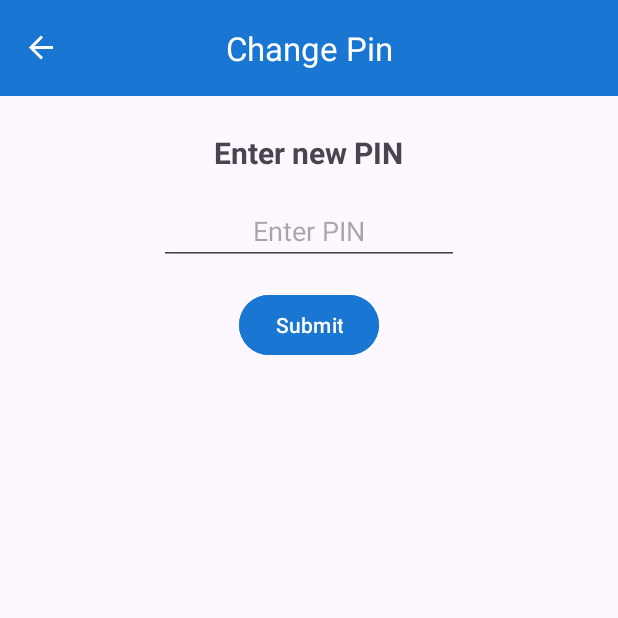
After one commit to akash0228/PocketDocs, an Android app: the ChangePinFragment screen opened through its navigation route, on a phone screen of 412 x 824 dp, the top half of it. The commit adds this screen. Run offline under Robolectric (Android 15) with nearby library versions, the phone set to English and light mode, and no system bars; our stand-ins replace navigation-ui.

Commit message:
feat: Change Pin, DocumentViewModel

```diff
--- /dev/null
+++ b/app/src/main/java/com/akash/pocketdocs/ui/ChangePinFragment.kt
@@ -0,0 +1,87 @@
+package com.akash.pocketdocs.ui
+
+import android.os.Bundle
+import android.view.LayoutInflater
+import android.view.View
+import android.view.ViewGroup
+import android.widget.Toast
+import androidx.fragment.app.Fragment
+import androidx.lifecycle.lifecycleScope
+import androidx.navigation.fragment.findNavController
+import com.akash.pocketdocs.R
+import com.akash.pocketdocs.databinding.FragmentChangePinBinding
+import com.akash.pocketdocs.security.LockManager
+import kotlinx.coroutines.launch
+
+class ChangePinFragment : Fragment() {
+
+    private lateinit var binding: FragmentChangePinBinding
+    enum class ChangePinStep { ASK_CURRENT, ASK_NEW, CONFIRM_NEW }
+    private var step: ChangePinStep = ChangePinStep.ASK_CURRENT
+    private var newPinTemporary: String? = null
+
+    override fun onCreateView(
+        inflater: LayoutInflater, container: ViewGroup?,
+        savedInstanceState: Bundle?
+    ): View {
+        binding = FragmentChangePinBinding.inflate(inflater, container, false)
+        return binding.root
+    }
+
+    override fun onViewCreated(view: View, savedInstanceState: Bundle?) {
+        val pinSetCheckJob = lifecycleScope.launch {
+            if (LockManager.isPinSet()){
+                step = ChangePinStep.ASK_CURRENT
+                binding.titleTextView.setText("Enter current PIN")
+            }
+            else{
+                binding.titleTextView.setText("Enter new PIN")
+                step = ChangePinStep.ASK_NEW
+            }
+        }
+        handleSubmitPinButtonClick()
+    }
+
+    private fun handleSubmitPinButtonClick() {
+        binding.submitPinButton.setOnClickListener {
+
+            val enteredPin = binding.pinEditText.text.toString()
+
+            when(step) {
+                ChangePinStep.ASK_CURRENT -> {
+                    lifecycleScope.launch {
+                        if (enteredPin == LockManager.getPin()){
+                            step = ChangePinStep.ASK_NEW
+                            binding.titleTextView.setText("Enter new PIN")
+                        }
+                        else{
+                            Toast.makeText(requireContext(), "Incorrect current PIN", Toast.LENGTH_SHORT).show()
+                        }
+                    }
+                }
+                ChangePinStep.ASK_NEW -> {
+                    lifecycleScope.launch {
+                        newPinTemporary = enteredPin
+                        step = ChangePinStep.CONFIRM_NEW
+                        binding.titleTextView.setText("Confirm new PIN")
+                    }
+                }
+                ChangePinStep.CONFIRM_NEW -> {
+                    lifecycleScope.launch {
+                        if (newPinTemporary == enteredPin) {
+                            LockManager.savePin(enteredPin)
+                            findNavController().navigate(R.id.action_changePinFragment_to_settingsFragment)
+                        }
+                        else{
+                            Toast.makeText(requireContext(), "PINs do not match. Try again.", Toast.LENGTH_SHORT).show()
+                            step = ChangePinStep.ASK_NEW
+                            binding.titleTextView.text = "Enter new PIN"
+                        }
+                    }
+                }
+            }
+            binding.pinEditText.text.clear()
+        }
+    }
+
+}
--- a/app/src/main/java/com/akash/pocketdocs/ui/DocumentAdapter.kt
+++ b/app/src/main/java/com/akash/pocketdocs/ui/DocumentAdapter.kt
@@ -16,7 +16,9 @@ import java.text.SimpleDateFormat
 import java.util.Date
 import java.util.Locale
 
-class DocumentAdapter(private val documentList: List<Document>, val listener: DocumentAdapterListener): RecyclerView.Adapter<DocumentAdapter.DocumentViewHolder>() {
+class DocumentAdapter(val listener: DocumentAdapterListener): RecyclerView.Adapter<DocumentAdapter.DocumentViewHolder>() {
+
+    private val documentList: MutableList<Document> = mutableListOf()
 
     class DocumentViewHolder(val binding: ItemDocumentBinding) : RecyclerView.ViewHolder(binding.root)
 
@@ -63,7 +65,7 @@ class DocumentAdapter(private val documentList: List<Document>, val listener: Do
             popup.setOnMenuItemClickListener { menuItem ->
                 when (menuItem.itemId) {
                     R.id.action_edit -> {
-                        listener.onEditClicked(position)
+                        listener.onEditClicked(document)
                         true
                     }
                     R.id.action_delete -> {
@@ -71,7 +73,7 @@ class DocumentAdapter(private val documentList: List<Document>, val listener: Do
                         true
                     }
                     R.id.action_share -> {
-                        listener.onShareClicked(position)
+                        listener.onShareClicked(document)
                         true
                     }
                     else -> false
@@ -81,7 +83,7 @@ class DocumentAdapter(private val documentList: List<Document>, val listener: Do
         }
 
         holder.binding.root.setOnClickListener {
-            listener.onItemClicked(position)
+            listener.onItemClicked(document)
         }
     }
 
@@ -108,10 +110,16 @@ class DocumentAdapter(private val documentList: List<Document>, val listener: Do
         return bitmap
     }
 
+    fun submitList(newList : List<Document>){
+        documentList.clear()
+        documentList.addAll(newList)
+        notifyDataSetChanged()
+    }
+
     interface DocumentAdapterListener {
         fun onDeleteClicked(position: Int)
-        fun onEditClicked(position: Int)
-        fun onShareClicked(position: Int)
-        fun onItemClicked(position: Int)
+        fun onEditClicked(document: Document)
+        fun onShareClicked(document: Document)
+        fun onItemClicked(document: Document)
     }
 }
--- /dev/null
+++ b/app/src/main/java/com/akash/pocketdocs/viewmodel/DocumentViewModel.kt
@@ -0,0 +1,68 @@
+package com.akash.pocketdocs.viewmodel
+
+import androidx.lifecycle.LiveData
+import androidx.lifecycle.MediatorLiveData
+import androidx.lifecycle.MutableLiveData
+import androidx.lifecycle.ViewModel
+import com.akash.pocketdocs.data.Document
+
+class DocumentViewModel : ViewModel() {
+
+    private val _allDocuments = MutableLiveData<List<Document>>(
+        listOf(
+        Document(name="Aadhar Card", category="ID Cards", relation="Self", idNumber="XXXX", expiryDate=null, filePath="", addedDate=System.currentTimeMillis(), type = "pdf" ),
+        Document(name="PAN Card", category="ID Cards", relation="Self", idNumber="YYYY", expiryDate=null, filePath="", addedDate=System.currentTimeMillis(), type = "pdf")
+    ))
+    val allDocuments : LiveData<List<Document>> = _allDocuments
+
+    private val _searchQuery = MutableLiveData<String>("")
+    val searchQuery : LiveData<String> = _searchQuery
+
+    private val _selectedCategory = MutableLiveData<String?>(null)
+    val selectedCategory: LiveData<String?> = _selectedCategory
+
+    val filteredDocuments  = MediatorLiveData<List<Document>>().apply {
+        fun update() {
+            val all = _allDocuments.value.orEmpty()
+            val query = _searchQuery.value.orEmpty().lowercase()
+            val category = _selectedCategory.value
+
+            value = all.filter { document ->
+                val matchesQuery = document.name.lowercase().contains(query) || document.type.lowercase().contains(query) || document.id.lowercase().contains(query)
+                val matchesCategory = category == null || document.category.contains(category) || category == "All"
+                matchesQuery && matchesCategory
+            }
+        }
+
+        addSource(_searchQuery) {update()}
+        addSource(_allDocuments) {update()}
+        addSource(_selectedCategory) {update()}
+    }
+
+    fun setSearchQuery(query: String) {
+        _searchQuery.value = query
+    }
+
+    fun setSelectedCategory(category: String?) {
+        _selectedCategory.value = category
+    }
+
+    fun addDocument(document: Document){
+        val currList = _allDocuments.value?.toMutableList() ?: mutableListOf()
+        currList.add(document)
+        _allDocuments.value = currList
+    }
+
+    fun deleteDocument(position : Int){
+        val currList = _allDocuments.value?.toMutableList() ?: mutableListOf()
+        currList.removeAt(position)
+        _allDocuments.value = currList
+    }
+
+    fun updateDocument(documentId: String, document: Document) {
+        val currList = _allDocuments.value?.toMutableList() ?: mutableListOf()
+        val position = currList.indexOfFirst { it.id == documentId }
+        currList[position] = document
+        _allDocuments.value = currList
+    }
+}
--- /dev/null
+++ b/app/src/main/res/layout/fragment_change_pin.xml
@@ -0,0 +1,36 @@
+<?xml version="1.0" encoding="utf-8"?>
+<LinearLayout xmlns:android="http://schemas.android.com/apk/res/android"
+    android:id="@+id/changePinLayout"
+    android:layout_width="match_parent"
+    android:layout_height="match_parent"
+    android:orientation="vertical"
+    android:padding="24dp"
+    android:gravity="center_horizontal">
+
+    <TextView
+        android:id="@+id/titleTextView"
+        android:layout_width="wrap_content"
+        android:layout_height="wrap_content"
+        android:text="Enter current PIN"
+        android:textSize="20sp"
+        android:textStyle="bold"
+        android:layout_marginBottom="16dp" />
+
+    <EditText
+        android:id="@+id/pinEditText"
+        android:layout_width="200dp"
+        android:layout_height="wrap_content"
+        android:hint="Enter PIN"
+        android:inputType="numberPassword"
+        android:maxLength="6"
+        android:textAlignment="center"
+        android:textSize="18sp" />
+
+    <Button
+        android:id="@+id/submitPinButton"
+        android:layout_width="wrap_content"
+        android:layout_height="wrap_content"
+        android:text="Submit"
+        android:backgroundTint="@color/colorPrimary"
+        android:layout_marginTop="16dp" />
+</LinearLayout>
--- a/app/src/main/res/navigation/navigation_graph.xml
+++ b/app/src/main/res/navigation/navigation_graph.xml
@@ -28,6 +28,9 @@
             app:destination="@id/homeFragment"
             app:popUpTo="@id/homeFragment"
             app:popUpToInclusive="true" />
+        <action
+            android:id="@+id/action_settingsFragment_to_changePinFragment"
+            app:destination="@id/changePinFragment" />
     </fragment>
     <fragment
         android:id="@+id/documentDetailsFragment"
@@ -40,5 +43,16 @@
             app:popUpTo="@id/homeFragment"
             app:popUpToInclusive="true" />
     </fragment>
+    <fragment
+        android:id="@+id/changePinFragment"
+        android:name="com.akash.pocketdocs.ui.ChangePinFragment"
+        android:label="Change Pin"
+        tools:layout="@layout/fragment_change_pin" >
+        <action
+            android:id="@+id/action_changePinFragment_to_settingsFragment"
+            app:destination="@id/settingsFragment"
+            app:popUpTo="@id/settingsFragment"
+            app:popUpToInclusive="true" />
+    </fragment>
 
 </navigation>
```
Also changed, not shown: app/src/main/java/com/akash/pocketdocs/ui/HomeFragment.kt (+48 -33 lines), app/src/main/java/com/akash/pocketdocs/ui/SettingsFragment.kt (+23 -0 lines).
